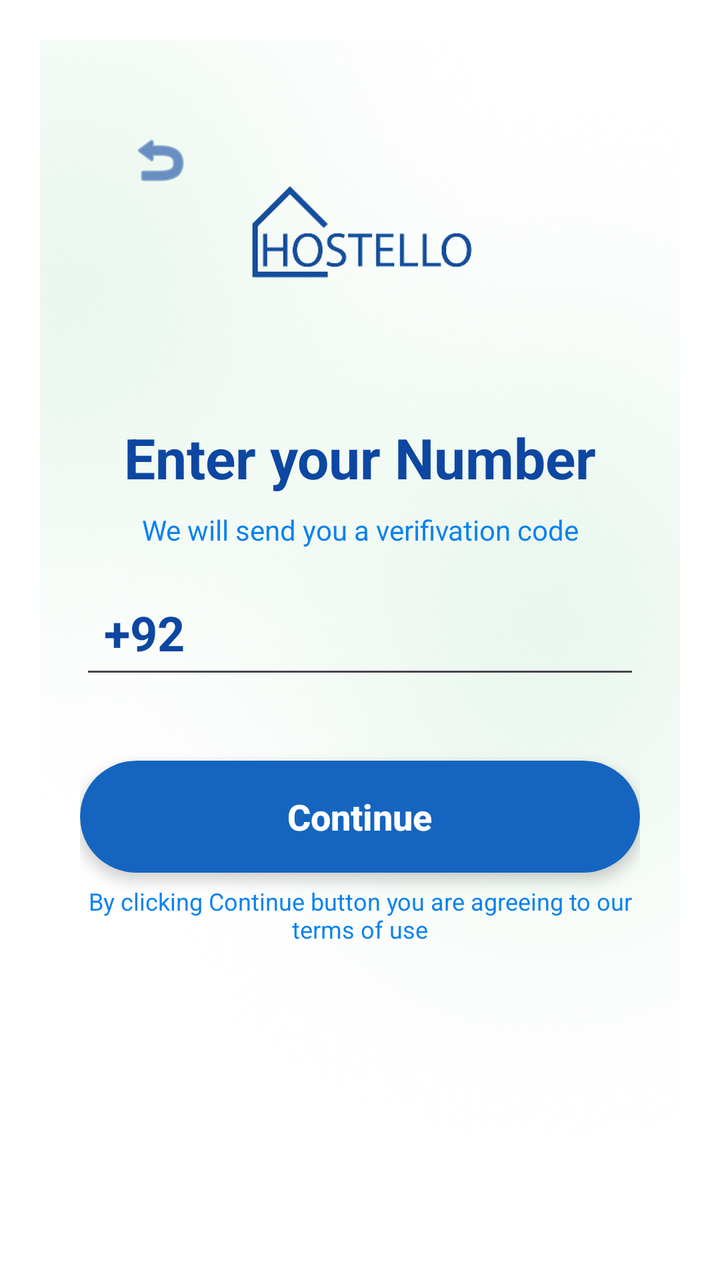
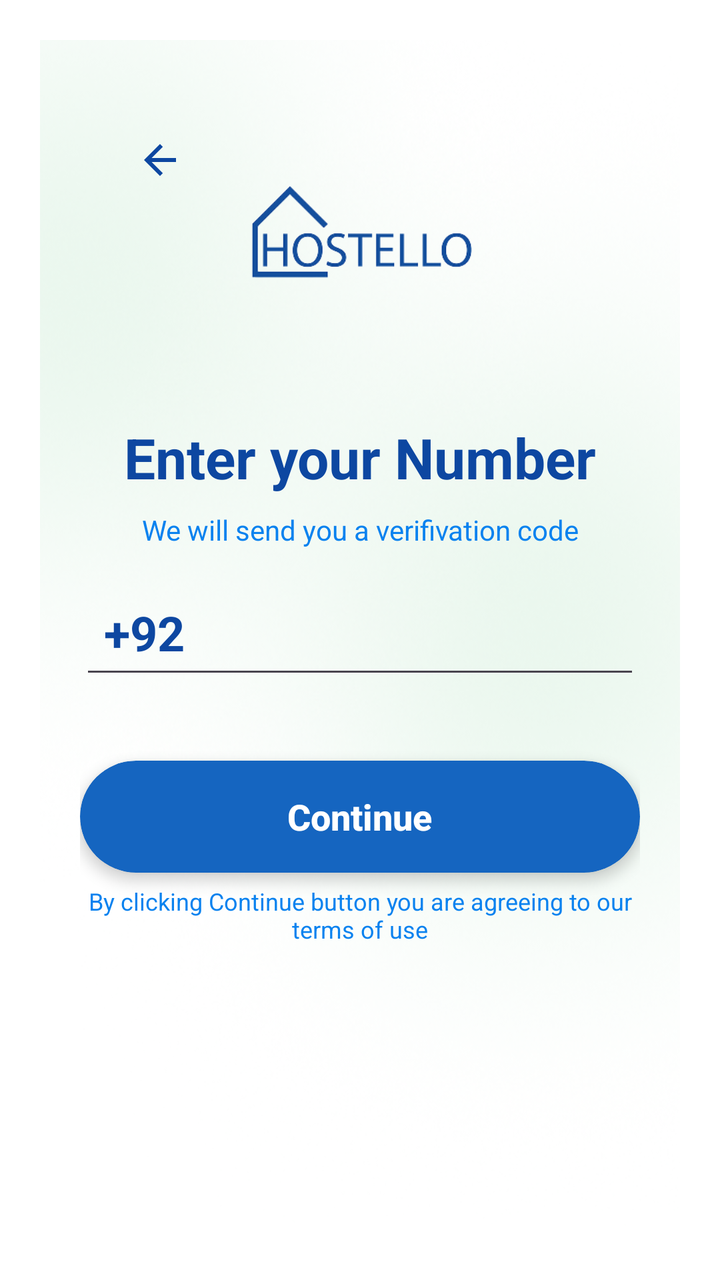

Screens rendered from an Android XML layout before and after an edit, with the pre-edit source and the edit as a unified diff.
<!-- AndroidManifest.xml: application theme Theme.Hostello -->
<!-- res/layout/activity_phone_number.xml -->
<?xml version="1.0" encoding="utf-8"?>
<LinearLayout xmlns:android="http://schemas.android.com/apk/res/android"
    xmlns:app="http://schemas.android.com/apk/res-auto"
    xmlns:tools="http://schemas.android.com/tools"
    android:id="@+id/main"
    android:layout_width="match_parent"
    android:layout_height="match_parent"
    android:orientation="vertical"
    android:background="@color/white"
    android:padding="20dp"
    tools:context=".PhoneNumber">

    
    <FrameLayout
        android:layout_width="match_parent"
        android:layout_height="wrap_content"
        android:background="@drawable/gradient_bg"
        android:padding="20dp">

        
        <LinearLayout
            android:layout_width="match_parent"
            android:layout_height="wrap_content"
            android:orientation="vertical"
            android:gravity="center_horizontal">

            
            <ImageView
                android:id="@+id/imageView"
                android:layout_width="150dp"
                android:layout_height="150dp"
                android:src="@drawable/splash"
                android:scaleType="fitCenter"
                android:layout_marginBottom="20dp" />

            
            <TextView
                android:id="@+id/phone_input_text"
                android:layout_width="match_parent"
                android:layout_height="wrap_content"
                android:text="@string/Enter_your_Phone_Number"
                android:textAlignment="center"
                android:textColor="@color/dark_blue"
                android:textSize="28sp"
                android:textStyle="bold"
                android:lineSpacingExtra="4dp"
                android:layout_marginBottom="8dp" />

            
            <TextView
                android:id="@+id/phone_message"
                android:layout_width="match_parent"
                android:layout_height="wrap_content"
                android:text="@string/We_will_send_you_a_verifivation_code"
                android:textAlignment="center"
                android:textColor="@color/blue"
                android:textSize="14sp"
                android:lineSpacingExtra="2dp"
                android:layout_marginBottom="20dp" />

            
            <EditText
                android:id="@+id/phone_input"
                android:layout_width="match_parent"
                android:layout_height="50dp"
                android:hint="@string/countrycode"
                android:inputType="phone"
                android:padding="12dp"
                android:textColor="@color/blue"
                android:textColorHint="@color/dark_blue"
                android:textSize="24sp"
                android:textStyle="bold"
                android:maxLength="15"
                android:layout_marginBottom="20dp"
                android:imeOptions="actionNext"
                android:focusable="true" />

            
            <androidx.cardview.widget.CardView
                android:id="@+id/continue_button"
                android:layout_width="match_parent"
                android:layout_height="56dp"
                android:layout_marginTop="16dp"
                app:cardCornerRadius="28dp"
                app:cardElevation="4dp"
                app:cardBackgroundColor="#1565C0"
                android:clickable="true"
                android:focusable="true"
                android:foreground="?android:attr/selectableItemBackground">

                <TextView
                    android:layout_width="wrap_content"
                    android:layout_height="wrap_content"
                    android:layout_gravity="center"
                    android:text="@string/continue_button"
                    android:textColor="#FFFFFF"
                    android:textSize="18sp"
                    android:textStyle="bold"
                    android:fontFamily="sans-serif-medium" />

            </androidx.cardview.widget.CardView>

            
            <TextView
                android:id="@+id/phone_continue_agree"
                android:layout_width="match_parent"
                android:layout_height="wrap_content"
                android:textColor="@color/blue"
                android:textAlignment="center"
                android:layout_marginTop="6dp"
                android:textSize="12sp"
                android:autoLink="none"
                android:linksClickable="true"
                android:text="By clicking Continue button you are agreeing to our terms of use" />

        </LinearLayout>

        
        <ImageButton
            android:id="@+id/back"
            android:layout_width="48dp"
            android:layout_height="48dp"
            android:layout_margin="16dp"
            android:layout_gravity="top|start"
            android:background="?attr/selectableItemBackgroundBorderless"
            android:contentDescription="@string/back"
            android:src="@android:drawable/ic_menu_revert"
            app:tint="@color/dark_blue" />

    </FrameLayout>

</LinearLayout>
<!-- resources referenced by this layout -->
<resources>
  <color name="blue">#0A82EF</color>
  <color name="dark_blue">#0D47A1</color>
  <color name="white">#FFFFFF</color>
  <!-- drawable gradient_bg: png bitmap (drawable, 370907 bytes) -->
  <!-- drawable splash: png bitmap (drawable, 10392 bytes) -->
  <string name="Enter_your_Phone_Number">Enter your Number</string>
  <string name="We_will_send_you_a_verifivation_code">We will send you a verifivation code</string>
  <string name="back">Back</string>
  <string name="continue_button">Continue</string>
  <string name="countrycode">+92</string>
  <style name="Theme.Hostello" parent="Base.Theme.Hostello" />
  <style name="Base.Theme.Hostello" parent="Theme.Material3.DayNight.NoActionBar">
          <item name="colorPrimary">@color/black</item>
      </style>
  <color name="black">#FF000000</color>
</resources>

<!-- the commit's change to res/layout/activity_phone_number.xml (unified diff, before → after) -->
@@ -124,7 +124,7 @@
             android:layout_gravity="top|start"
             android:background="?attr/selectableItemBackgroundBorderless"
             android:contentDescription="@string/back"
-            android:src="@android:drawable/ic_menu_revert"
+            android:src="@drawable/ic_back_arrow"
             app:tint="@color/dark_blue" />
 
     </FrameLayout>
<!-- resource entries referenced after the edit -->
@@ -4,6 +4,17 @@
   <color name="dark_blue">#0D47A1</color>
   <color name="white">#FFFFFF</color>
   <!-- drawable gradient_bg: png bitmap (drawable, 370907 bytes) -->
+  <!-- drawable ic_back_arrow (drawable) -->
+  <?xml version="1.0" encoding="utf-8"?>
+  <vector xmlns:android="http://schemas.android.com/apk/res/android"
+      android:width="24dp"
+      android:height="24dp"
+      android:viewportWidth="24"
+      android:viewportHeight="24">
+      <path
+          android:fillColor="@color/dark_blue"
+          android:pathData="M20,11H7.83l5.59,-5.59L12,4l-8,8 8,8 1.41,-1.41L7.83,13H20v-2z"/>
+  </vector>
   <!-- drawable splash: png bitmap (drawable, 10392 bytes) -->
   <string name="Enter_your_Phone_Number">Enter your Number</string>
   <string name="We_will_send_you_a_verifivation_code">We will send you a verifivation code</string>
